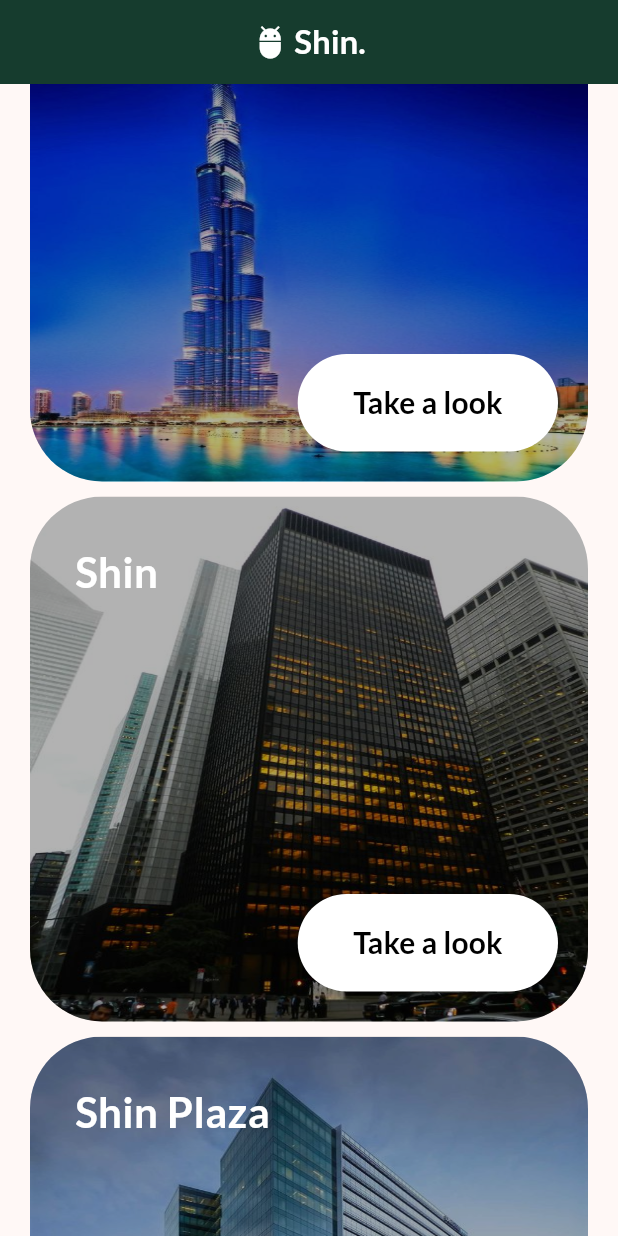
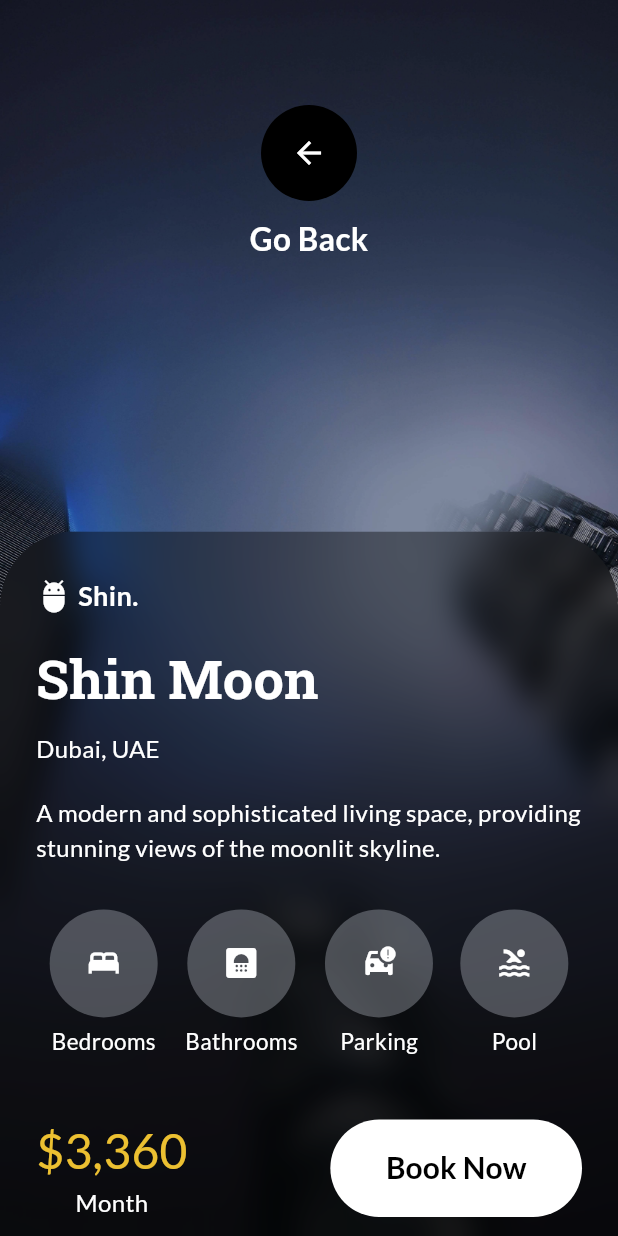
Before and after one commit to szhin/apartment-manager, a Flutter app: the screen it shows after launch, scrolled down 1728 dp, after a tap on "Take a look", on a phone screen of 412 x 824 dp. Run offline on Flutter 3.47's test engine with Material 2 defaults, Android fonts, the phone set to English and light mode, and no system bars; our stand-ins replace google_fonts.

Commit message:
create apartment screen info & route page

```diff
--- a/lib/data/apartment_data.dart
+++ b/lib/data/apartment_data.dart
@@ -2,52 +2,73 @@ import 'package:apartment_manager/models/apartment.dart';
 
 final shinApartments = [
   Apartment(
-    title: 'Shin Ship',
-    date: DateTime(2022, 5, 1),
-    price: 5000.0,
-    imagePath: 'assets/images/apartments/shin_ship.jpeg',
-    recommended: true,
+    title: 'Shin Smile',
+    date: DateTime(2023, 06, 23),
+    price: '\$5,680',
+    imagePath: 'assets/images/apartments/shin_smile.jpeg',
+    recommended: false,
+    address: 'Ha Noi, Viet Nam',
+    description:
+        'A cheerful and vibrant community, where every corner is designed to bring smiles and happiness.',
   ),
   Apartment(
     title: 'Shin Garden',
-    date: DateTime(2023, 02, 06),
-    price: 2235.0,
+    date: DateTime(2023, 01, 06),
+    price: '\$2,235',
     imagePath: 'assets/images/apartments/shin_garden.jpeg',
     recommended: false,
+    address: 'Ho Chi Minh, Viet Nam',
+    description:
+        'A lush oasis in the heart of the city, offering serene living with beautiful gardens and recreational spaces.',
+  ),
+  Apartment(
+    title: 'Shin Plaza',
+    date: DateTime(2022, 12, 06),
+    price: '\$4,650',
+    imagePath: 'assets/images/apartments/shin_plaza.jpeg',
+    recommended: true,
+    address: 'Ho Chi Minh, Viet Nam',
+    description:
+        'An urban haven, conveniently located near shopping centers, restaurants, and entertainment venues.',
   ),
   Apartment(
     title: 'Shin Moon',
-    date: DateTime(2022, 4, 30),
-    price: 3360.0,
+    date: DateTime(2022, 07, 10),
+    price: '\$3,360',
     imagePath: 'assets/images/apartments/shin_moon.jpeg',
     recommended: true,
+    address: 'Dubai, UAE',
+    description:
+        'A modern and sophisticated living space, providing stunning views of the moonlit skyline.',
   ),
   Apartment(
-    title: 'Shin Smile',
-    date: DateTime(2023, 06, 06),
-    price: 5680.0,
-    imagePath: 'assets/images/apartments/shin_smile.jpeg',
-    recommended: true,
+    title: 'Shin Ancient',
+    date: DateTime(2022, 07, 10),
+    price: '\$5,000',
+    imagePath: 'assets/images/apartments/shin_ancient.jpeg',
+    recommended: false,
+    address: 'Hue, Viet Nam',
+    description:
+        'A charming blend of modern amenities and traditional architecture, preserving the essence of history.',
   ),
   Apartment(
     title: 'Shin Sky',
     date: DateTime(2023, 06, 23),
-    price: 10000.0,
+    price: '\$2,112',
     imagePath: 'assets/images/apartments/shin_sky.jpeg',
-    recommended: false,
+    recommended: true,
+    address: 'Ho Chi Minh, Viet Nam',
+    description:
+        'A high-rise residence that lets you experience the beauty of the sky and city lights from above.',
   ),
   Apartment(
     title: 'Shin',
     date: DateTime(2022, 12, 21),
-    price: 1235.0,
+    price: '\$1,235',
     imagePath: 'assets/images/apartments/shin.jpeg',
-    recommended: false,
-  ),
-  Apartment(
-    title: 'Shin Plaza',
-    date: DateTime(2022, 12, 06),
-    price: 4650.0,
-    imagePath: 'assets/images/apartments/shin_plaza.jpeg',
-    recommended: false,
+    recommended: true,
+    address: 'Hue, Viet Nam',
+    description:
+        'A luxurious and contemporary living experience, redefining urban lifestyle with comfort and elegance.',
   ),
 ];
--- a/lib/models/apartment.dart
+++ b/lib/models/apartment.dart
@@ -9,9 +9,11 @@ class Apartment {
   final String id;
   final String title;
   final DateTime date;
-  final double price;
+  final String price;
   final String imagePath;
   final bool recommended;
+  final String address;
+  final String description;
 
   Apartment({
     required this.title,
@@ -19,6 +21,8 @@ class Apartment {
     required this.price,
     required this.imagePath,
     required this.recommended,
+    required this.address,
+    required this.description,
   }) : id = uuid.v4();
 
   String get formattedDate {
--- a/lib/screens/apartment_screen.dart
+++ b/lib/screens/apartment_screen.dart
@@ -0,0 +1,88 @@
+import 'dart:ui';
+
+import 'package:apartment_manager/models/apartment.dart';
+import 'package:apartment_manager/widgets/apartment_info.dart';
+import 'package:flutter/material.dart';
+
+class ApartmentScreen extends StatelessWidget {
+  final Apartment apartment;
+
+  const ApartmentScreen({super.key, required this.apartment});
+
+  @override
+  Widget build(BuildContext context) {
+    return Scaffold(
+      body: Stack(
+        children: [
+          Container(
+            decoration: BoxDecoration(
+              image: DecorationImage(
+                image: AssetImage(apartment.imagePath),
+                fit: BoxFit.cover,
+              ),
+            ),
+          ),
+          Positioned.fill(
+            bottom: 0,
+            child: ClipRRect(
+              child: Container(
+                color: Colors.transparent.withOpacity(0.2),
+              ),
+            ),
+          ),
+          Positioned(
+            bottom: 0,
+            right: 0,
+            left: 0,
+            child: ClipRRect(
+              borderRadius: const BorderRadius.only(
+                topLeft: Radius.circular(50),
+                topRight: Radius.circular(50),
+              ),
+              child: BackdropFilter(
+                filter: ImageFilter.blur(sigmaX: 10, sigmaY: 10),
+                child: Container(
+                  height: MediaQuery.of(context).size.height * 0.57,
+                  decoration: BoxDecoration(
+                    color: Colors.black.withOpacity(0.4),
+                  ),
+                  child: ApartmentInfo(apartment: apartment),
+                ),
+              ),
+            ),
+          ),
+          Positioned(
+            top: 70,
+            left: 0,
+            right: 0,
+            child: Center(
+              child: Column(
+                mainAxisAlignment: MainAxisAlignment.center,
+                children: [
+                  IconButton(
+                    onPressed: () => Navigator.of(context).pop(),
+                    style: IconButton.styleFrom(
+                      backgroundColor: Colors.black,
+                    ),
+                    icon: const Icon(Icons.arrow_back),
+                    padding: const EdgeInsets.all(20),
+                    color: Colors.white,
+                  ),
+                  const SizedBox(height: 10),
+                  const Text(
+                    'Go Back',
+                    style: TextStyle(
+                      color: Colors.white,
+                      fontSize: 21,
+                      fontWeight: FontWeight.bold,
+                    ),
+                  ),
+                ],
+              ),
+            ),
+          ),
+        ],
+      ),
+    );
+  }
+}
--- a/lib/screens/find_apartment_screen.dart
+++ b/lib/screens/find_apartment_screen.dart
@@ -10,7 +10,7 @@ class FindApartmentScreen extends StatefulWidget {
   State<FindApartmentScreen> createState() => _FindApartmentScreenState();
 }
 
-class _FindApartmentScreenState extends State<FindApartmentScreen> {
+class _FindApartmentScreenState extends State<FindApartmentScreen>  {
   List<Apartment> currentApartments = shinApartments;
   List<Apartment> recommendApartments = [];
   List<Apartment> newApartments = [];
--- /dev/null
+++ b/lib/widgets/apartment_info.dart
@@ -0,0 +1,229 @@
+import 'package:apartment_manager/models/apartment.dart';
+import 'package:flutter/material.dart';
+
+class ApartmentInfo extends StatelessWidget {
+  final Apartment apartment;
+  const ApartmentInfo({super.key, required this.apartment});
+
+  @override
+  Widget build(BuildContext context) {
+    return Padding(
+      padding: const EdgeInsets.symmetric(horizontal: 24, vertical: 30),
+      child: Column(
+        mainAxisAlignment: MainAxisAlignment.start,
+        children: [
+          const Row(
+            mainAxisAlignment: MainAxisAlignment.start,
+            children: [
+              Icon(
+                Icons.adb,
+                color: Colors.white,
+                size: 24,
+              ),
+              SizedBox(width: 4),
+              Text(
+                'Shin.',
+                style: TextStyle(
+                  fontWeight: FontWeight.bold,
+                  color: Colors.white,
+                  fontSize: 18,
+                ),
+              ),
+            ],
+          ),
+          const SizedBox(height: 20),
+          Row(
+            mainAxisAlignment: MainAxisAlignment.start,
+            children: [
+              Text(
+                apartment.title,
+                style: Theme.of(context).textTheme.headlineLarge!.copyWith(
+                      color: Colors.white,
+                    ),
+              ),
+            ],
+          ),
+          const SizedBox(height: 12),
+          Row(
+            mainAxisAlignment: MainAxisAlignment.start,
+            children: [
+              Text(
+                apartment.address,
+                style: const TextStyle(
+                  color: Colors.white,
+                  fontSize: 16,
+                ),
+              )
+            ],
+          ),
+          const SizedBox(height: 20),
+          Column(
+            mainAxisAlignment: MainAxisAlignment.start,
+            children: [
+              Text(
+                apartment.description,
+                style: const TextStyle(
+                  color: Colors.white,
+                  fontSize: 16,
+                ),
+              )
+            ],
+          ),
+          const SizedBox(height: 20),
+          Row(
+            mainAxisAlignment: MainAxisAlignment.spaceAround,
+            children: [
+              Column(
+                children: [
+                  const SizedBox(height: 10),
+                  Container(
+                    width: 72,
+                    height: 72,
+                    decoration: BoxDecoration(
+                      shape: BoxShape.circle,
+                      color: const Color.fromARGB(255, 168, 173, 182)
+                          .withOpacity(0.4),
+                    ),
+                    child: const Center(
+                      child: Icon(
+                        Icons.bed,
+                        color: Colors.white,
+                      ),
+                    ),
+                  ),
+                  const SizedBox(height: 5),
+                  const Text(
+                    'Bedrooms',
+                    style: TextStyle(
+                      color: Colors.white,
+                      fontSize: 15,
+                    ),
+                  ),
+                ],
+              ),
+              Column(
+                children: [
+                  const SizedBox(height: 10),
+                  Container(
+                    width: 72,
+                    height: 72,
+                    decoration: BoxDecoration(
+                      shape: BoxShape.circle,
+                      color: const Color.fromARGB(255, 168, 173, 182)
+                          .withOpacity(0.4),
+                    ),
+                    child: const Center(
+                      child: Icon(
+                        Icons.bathroom,
+                        color: Colors.white,
+                      ),
+                    ),
+                  ),
+                  const SizedBox(height: 5),
+                  const Text(
+                    'Bathrooms',
+                    style: TextStyle(
+                      color: Colors.white,
+                      fontSize: 15,
+                    ),
+                  ),
+                ],
+              ),
+              Column(
+                children: [
+                  const SizedBox(height: 10),
+                  Container(
+                    width: 72,
+                    height: 72,
+                    decoration: BoxDecoration(
+                      shape: BoxShape.circle,
+                      color: const Color.fromARGB(255, 168, 173, 182)
+                          .withOpacity(0.4),
+                    ),
+                    child: const Center(
+                      child: Icon(
+                        Icons.car_crash,
+                        color: Colors.white,
+                      ),
+                    ),
+                  ),
+                  const SizedBox(height: 5),
+                  const Text(
+                    'Parking',
+                    style: TextStyle(
+                      color: Colors.white,
+                      fontSize: 15,
+                    ),
+                  ),
+                ],
+              ),
+              Column(
+                children: [
+                  const SizedBox(height: 10),
+                  Container(
+                    width: 72,
+                    height: 72,
+                    decoration: BoxDecoration(
+                      shape: BoxShape.circle,
+                      color: const Color.fromARGB(255, 168, 173, 182)
+                          .withOpacity(0.4),
+                    ),
+                    child: const Center(
+                      child: Icon(
+                        Icons.pool,
+                        color: Colors.white,
+                      ),
+                    ),
+                  ),
+                  const SizedBox(height: 5),
+                  const Text(
+                    'Pool',
+                    style: TextStyle(
+                      color: Colors.white,
+                      fontSize: 15,
+                    ),
+                  ),
+                ],
+              ),
+            ],
+          ),
+          const SizedBox(height: 40),
+          Row(
+            mainAxisAlignment: MainAxisAlignment.spaceBetween,
+            children: [
+              Column(
+                children: [
+                  Text(
+                    apartment.price,
+                    style: const TextStyle(
+                        color: Color.fromARGB(255, 236, 192, 49), fontSize: 32),
+                  ),
+                  const Text(
+                    'Month',
+                    style: TextStyle(color: Colors.white, fontSize: 16),
+                  ),
+                ],
+              ),
+              TextButton(
+                onPressed: () {},
+                style: TextButton.styleFrom(
+                  backgroundColor: Colors.white, // Màu nền của button
+                ),
+                child: const Padding(
+                  padding: EdgeInsets.fromLTRB(25.0, 10.0, 25, 10.0),
+                  child: Text(
+                    'Book Now',
+                    style: TextStyle(
+                        color: Colors.black,
+                        fontSize: 20,
+                        fontWeight: FontWeight.bold),
+                  ),
+                ),
+              ),
+            ],
+          )
+        ],
+      ),
+    );
+  }
+}
--- a/lib/widgets/apartment_item.dart
+++ b/lib/widgets/apartment_item.dart
@@ -1,10 +1,23 @@
 import 'package:apartment_manager/models/apartment.dart';
+import 'package:apartment_manager/screens/apartment_screen.dart';
 import 'package:flutter/material.dart';
 
 class ApartmentItem extends StatelessWidget {
   final Apartment apartment;
 
-  const ApartmentItem({super.key, required this.apartment});
+  const ApartmentItem({
+    super.key,
+    required this.apartment,
+  });
+
+  void takeALook(BuildContext context) {
+    Navigator.push(
+      context,
+      MaterialPageRoute(
+        builder: (context) => ApartmentScreen(apartment: apartment),
+      ),
+    );
+  }
 
   @override
   Widget build(BuildContext context) {
@@ -13,7 +26,7 @@ class ApartmentItem extends StatelessWidget {
         Container(
           width: double.infinity, // Chiều rộng bằng 100% phần tử cha
           constraints:
-              const BoxConstraints(maxHeight: 350), // Giới hạn chiều cao là 400
+              const BoxConstraints(maxHeight: 400), // Giới hạn chiều cao là 400
           child: FractionallySizedBox(
             widthFactor: 1.0, // Chiều rộng bằng 100% phần tử cha
             child: ClipRRect(
@@ -53,6 +66,7 @@ class ApartmentItem extends StatelessWidget {
           child: TextButton(
             onPressed: () {
               // Hàm xử lý sự kiện khi nhấn nút
+              takeALook(context);
             },
             style: TextButton.styleFrom(
               backgroundColor: Colors.white, // Màu nền của button
--- a/lib/widgets/apartment_list.dart
+++ b/lib/widgets/apartment_list.dart
@@ -3,24 +3,29 @@ import 'package:flutter/material.dart';
 
 import 'apartment_item.dart';
 
-class ApartmentList extends StatelessWidget {
+class ApartmentList extends StatefulWidget {
   final List<Apartment> currentApartments;
-
   const ApartmentList({super.key, required this.currentApartments});
 
   @override
+  State<ApartmentList> createState() => _ApartmentListState();
+}
+
+class _ApartmentListState extends State<ApartmentList>
+    with AutomaticKeepAliveClientMixin {
+  @override
+  bool get wantKeepAlive => true;
+
+  @override
   Widget build(BuildContext context) {
-    return ListView.builder(
+    super.build(context);
+    return ListView.separated(
       shrinkWrap: true,
       physics: const NeverScrollableScrollPhysics(),
-      itemCount: currentApartments.length,
+      itemCount: widget.currentApartments.length,
+      separatorBuilder: (context, index) => const SizedBox(height: 20),
       itemBuilder: (context, index) {
-        return Column(
-          children: [
-            ApartmentItem(apartment: currentApartments[index]),
-            const SizedBox(height: 10),
-          ],
-        );
+        return ApartmentItem(apartment: widget.currentApartments[index]);
       },
     );
   }
--- a/pubspec.yaml
+++ b/pubspec.yaml
@@ -65,7 +65,7 @@ flutter:
     - assets/images/apartments/shin_garden.jpeg
     - assets/images/apartments/shin_moon.jpeg
     - assets/images/apartments/shin_plaza.jpeg
-    - assets/images/apartments/shin_ship.jpeg
+    - assets/images/apartments/shin_ancient.jpeg
     - assets/images/apartments/shin_sky.jpeg
     - assets/images/apartments/shin_smile.jpeg
     - assets/images/apartments/shin.jpeg
```
Also changed, not shown: assets/images/apartments/shin.jpeg, assets/images/apartments/shin_ancient.jpeg (added), assets/images/apartments/shin_garden.jpeg, assets/images/apartments/shin_moon.jpeg, assets/images/apartments/shin_plaza.jpeg, assets/images/apartments/shin_ship.jpeg (deleted), assets/images/apartments/shin_sky.jpeg, assets/images/apartments/shin_smile.jpeg.
